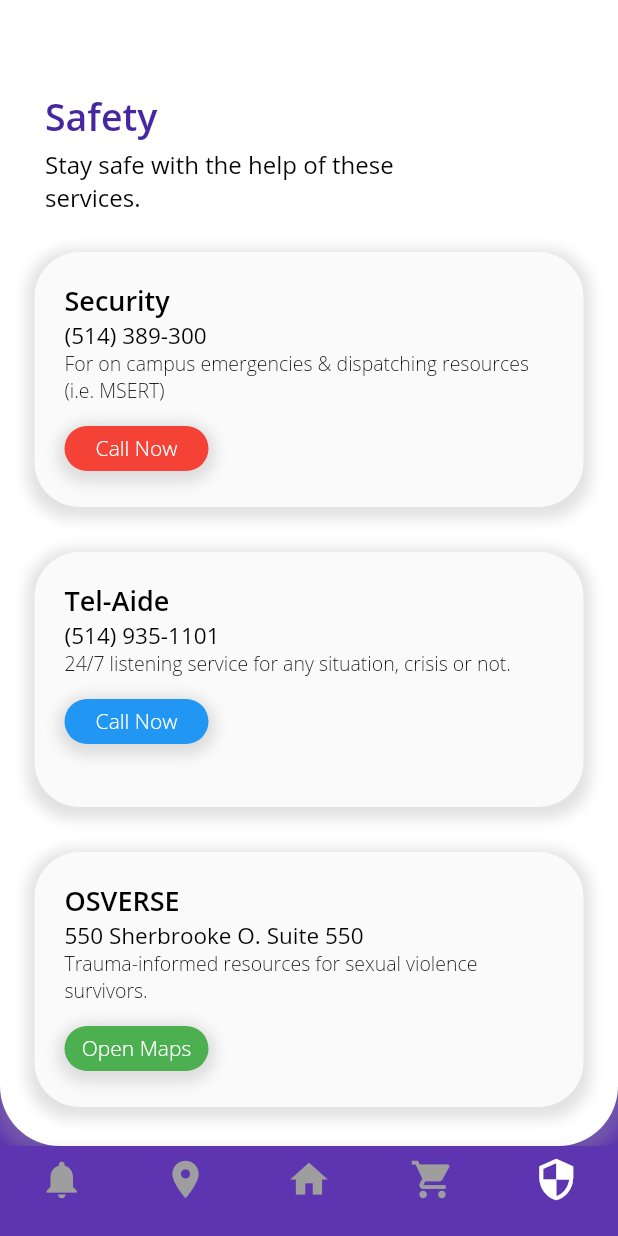
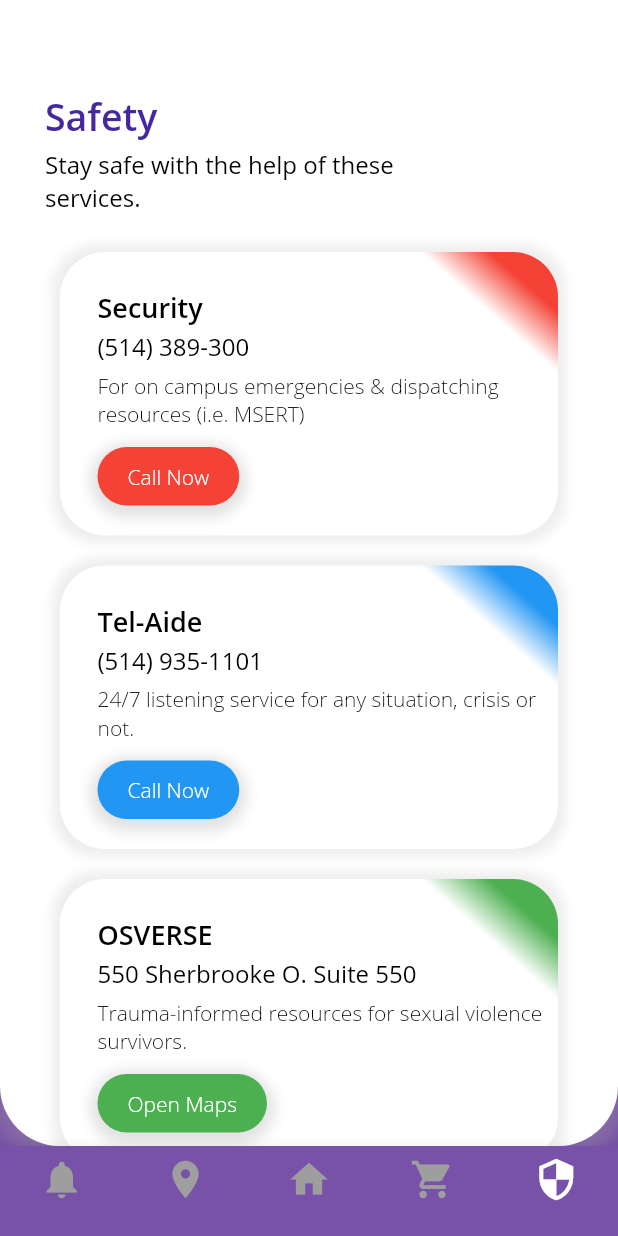
Before and after one commit to JUNIORCO/Event-App, a Flutter app: the screen it shows after launch, item 5 of the bottom bar chosen, on a phone screen of 412 x 824 dp. Run offline on Flutter 3.47's test engine with Material 2 defaults, Android fonts, the phone set to English and light mode, and no system bars.

Commit message:
Refactoring code

```diff
--- a/lib/widgets/safety_card.dart
+++ b/lib/cards/safety_card.dart
@@ -4,35 +4,39 @@ class SafetyCard extends StatelessWidget {
   final String _title;
   final String _number;
   final String _info;
-  // final Icon _icon;
+  final AssetImage _image;
   final String _word;
   final Color _color;
 
-  SafetyCard(this._title, this._number, this._info, this._word, this._color);
+  SafetyCard(this._title, this._number, this._info, this._image, this._word,
+      this._color);
 
   @override
   Widget build(BuildContext context) {
     return Container(
-      margin: EdgeInsets.only(top: 10, bottom: 20),
-      padding: EdgeInsets.all(20.0),
-      height: 170,
-      width: 360,
+      margin: EdgeInsets.only(right: 40.0, bottom: 20.0, left: 40.0),
       decoration: BoxDecoration(
         borderRadius: BorderRadius.circular(30.0),
-        color: Colors.grey[50],
+        color: Colors.grey[100],
+        gradient: LinearGradient(
+          begin: Alignment.topRight,
+          end: Alignment.bottomCenter,
+          stops: [0.12, 0.24],
+          colors: [_color, Colors.white],
+        ),
         boxShadow: [
           BoxShadow(
-            color: Colors.grey.withOpacity(0.3),
-            spreadRadius: 5,
-            offset: Offset(0, 3),
-            blurRadius: 7.0,
+            color: Colors.grey[200],
+            spreadRadius: 5.0,
+            blurRadius: 5.0,
           ),
         ],
       ),
       child: Column(
         children: <Widget>[
-          Align(
+          Container(
             alignment: Alignment.centerLeft,
+            padding: EdgeInsets.only(top: 25.0, left: 25.0, bottom: 2.5),
             child: Text(
               _title,
               textAlign: TextAlign.left,
@@ -44,39 +48,40 @@ class SafetyCard extends StatelessWidget {
               ),
             ),
           ),
-          Align(
+          Container(
             alignment: Alignment.centerLeft,
+            padding: EdgeInsets.only(left: 25.0, bottom: 2.5),
             child: Text(
               _number,
               textAlign: TextAlign.left,
               style: TextStyle(
-                fontSize: 15.0,
+                fontSize: 16.0,
                 fontWeight: FontWeight.w400,
                 color: Colors.black,
                 fontFamily: 'Open Sans',
               ),
             ),
           ),
-          Align(
+          Container(
             alignment: Alignment.centerLeft,
+            padding: EdgeInsets.only(top: 2.5, left: 25.0, bottom: 2.5),
             child: Text(
               _info,
               textAlign: TextAlign.left,
               style: TextStyle(
-                fontSize: 13.0,
+                fontSize: 14.0,
                 fontWeight: FontWeight.w200,
                 color: Colors.black,
                 fontFamily: 'Open Sans',
               ),
             ),
           ),
-          Align(
+          Container(
             alignment: Alignment.centerLeft,
             child: Container(
-              margin: EdgeInsets.only(top: 15, bottom: 0),
-              padding: EdgeInsets.all(5.0),
-              width: 96,
-              height: 30,
+              padding: EdgeInsets.only(
+                  top: 10.0, right: 20.0, bottom: 10.0, left: 20.0),
+              margin: EdgeInsets.only(top: 10.0, left: 25.0, bottom: 20.0),
               decoration: BoxDecoration(
                 borderRadius: BorderRadius.circular(30.0),
                 color: _color,
@@ -94,7 +99,7 @@ class SafetyCard extends StatelessWidget {
                 textAlign: TextAlign.center,
                 style: TextStyle(
                   fontSize: 14.0,
-                  fontWeight: FontWeight.w200,
+                  fontWeight: FontWeight.w300,
                   color: Colors.white,
                   fontFamily: 'Open Sans',
                 ),
--- a/lib/main.dart
+++ b/lib/main.dart
@@ -28,13 +28,13 @@ class MyAppState extends State<MyApp> {
       title: 'Event App',
       debugShowCheckedModeBanner: false,
       theme: ThemeData(
-        scaffoldBackgroundColor: Colors.deepPurple[600],
+        scaffoldBackgroundColor: Color(0xFF7851A9),
       ),
       home: Scaffold(
         body: _pageOptions[_selectedPage],
         bottomNavigationBar: BottomNavigationBar(
           type: BottomNavigationBarType.fixed,
-          backgroundColor: Colors.deepPurple[600],
+          backgroundColor: Color(0xFF7851A9),
           currentIndex: _selectedPage,
           selectedItemColor: Colors.white,
           unselectedItemColor: Colors.grey,
--- a/lib/screens/safety.dart
+++ b/lib/screens/safety.dart
@@ -1,36 +1,42 @@
 import 'package:flutter/material.dart';
-import '../widgets/safety_card.dart';
+import '../cards/safety_card.dart';
 
-class Safety extends StatefulWidget {
-  @override
-  _SafetyState createState() => _SafetyState();
-}
-
-class _SafetyState extends State<Safety> {
-  List<String> _safetyTitle = ['Security', 'Tel-Aide', 'OSVERSE'];
+class Safety extends StatelessWidget {
+  List<String> _safetyTitle = [
+    'Security',
+    'Tel-Aide',
+    'OSVERSE',
+    'Security',
+  ];
   List<String> _safetyNumber = [
     '(514) 389-300',
     '(514) 935-1101',
-    '550 Sherbrooke O. Suite 550'
+    '550 Sherbrooke O. Suite 550',
+    '(514) 389-300',
   ];
   List<String> _safetyInfo = [
     'For on campus emergencies & dispatching resources (i.e. MSERT)',
     '24/7 listening service for any situation, crisis or not.',
-    'Trauma-informed resources for sexual violence survivors.'
+    'Trauma-informed resources for sexual violence survivors.',
+    'For on campus emergencies & dispatching resources (i.e. MSERT)',
   ];
-  List<Icon> _safetyIcon = [];
-  List<String> _buttonWord = ['Call Now', 'Call Now', 'Open Maps'];
+  List<AssetImage> _safetyImages = <AssetImage>[
+    AssetImage('assets/icons/shield.svg'),
+    AssetImage('assets/icons/ear.svg'),
+    AssetImage('assets/icons/butterfly.svg'),
+    AssetImage('assets/icons/shield.svg'),
+  ];
+  List<String> _buttonWord = ['Call Now', 'Call Now', 'Open Maps', 'Call Now'];
   List<Color> _safetyColor = [
     Colors.red,
     Colors.blue,
     Colors.green,
+    Colors.pink,
   ];
 
   @override
   Widget build(BuildContext context) {
     return Container(
-      height: MediaQuery.of(context).size.height,
-      width: MediaQuery.of(context).size.width,
       decoration: BoxDecoration(
         borderRadius: BorderRadius.only(
           bottomLeft: Radius.circular(40.0),
@@ -48,10 +54,9 @@ class _SafetyState extends State<Safety> {
       ),
       child: Column(
         children: <Widget>[
-          Align(
+          Container(
             alignment: Alignment.centerLeft,
-            child: Padding(
-              padding: EdgeInsets.only(left: 30.0, top: 60.0),
+            margin: const EdgeInsets.only(top: 60.0, left: 30.0),
             child: Text(
               'Safety',
               style: TextStyle(
@@ -62,14 +67,9 @@ class _SafetyState extends State<Safety> {
               ),
             ),
           ),
-          ),
-          Padding(
-            padding: EdgeInsets.only(
-              left: 30.0,
-              right: 120.0,
-              top: 5.0,
-              bottom: 15,
-            ),
+          Container(
+            margin: const EdgeInsets.only(
+                top: 5.0, right: 120.0, bottom: 15.0, left: 30.0),
             child: Text(
               'Stay safe with the help of these services.',
               style: TextStyle(
@@ -84,13 +84,14 @@ class _SafetyState extends State<Safety> {
             child: ListView.separated(
               shrinkWrap: true,
               scrollDirection: Axis.vertical,
-              padding: const EdgeInsets.only(right: 23, left: 23, bottom: 23),
+              padding: const EdgeInsets.only(top: 10.0, bottom: 30.0),
               itemCount: _safetyTitle.length,
               itemBuilder: (BuildContext context, int index) {
                 return SafetyCard(
                     _safetyTitle[index],
                     _safetyNumber[index],
                     _safetyInfo[index],
+                    _safetyImages[index],
                     _buttonWord[index],
                     _safetyColor[index]);
               },
--- a/pubspec.yaml
+++ b/pubspec.yaml
@@ -40,3 +40,4 @@ flutter:
 
   assets:
     - assets/images/
+    - assets/icons/
```
Also changed, not shown: lib/cards/notification_card.dart (renamed from lib/widgets/notification_card.dart, +4 -15 lines), lib/cards/offers_card.dart (renamed from lib/widgets/offers_card.dart, +18 -19 lines), lib/screens/notifications.dart (+20 -19 lines), lib/screens/offers.dart (+23 -27 lines), assets/icons/butterfly.svg (added), assets/icons/ear.svg (added), assets/icons/shield.svg (added), 5 other files. Lines whose indentation alone changed are shown as unchanged.
